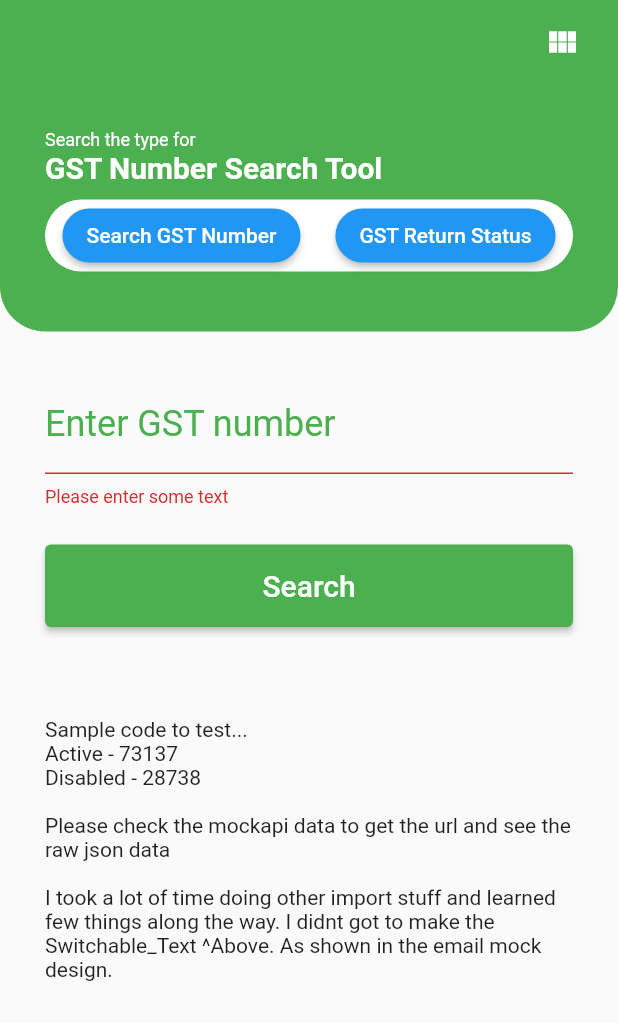
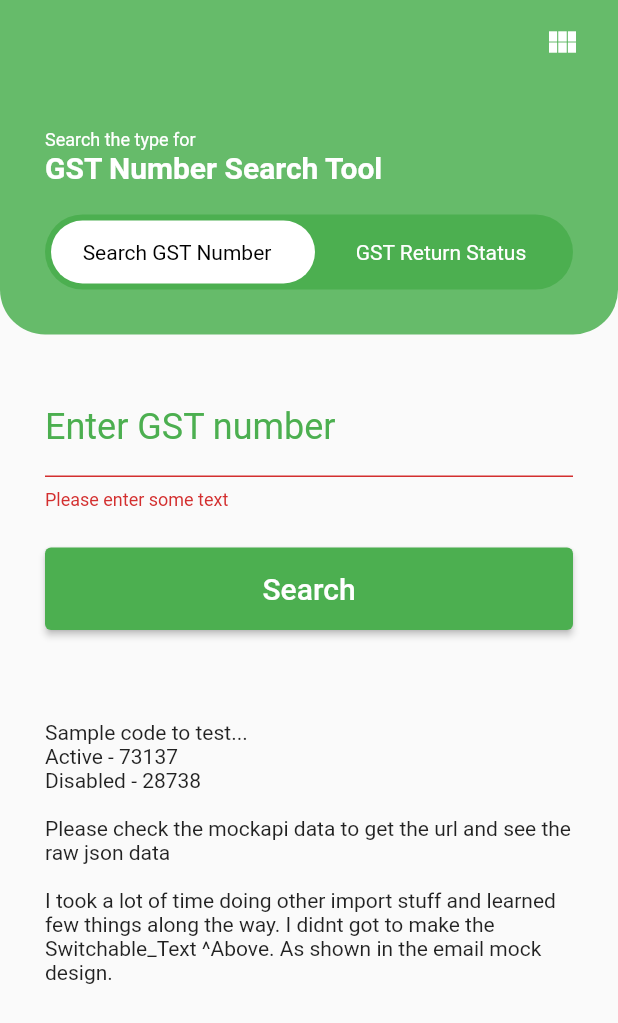
Before and after one commit to dishankjindal1/Flutter_GstinCheck, a Flutter app: the screen it shows after launch, after a tap on "Search", on a phone screen of 412 x 824 dp. Shown: the top 1023 px of the screen. Run offline on Flutter 3.47's test engine with Material 2 defaults, Android fonts, the phone set to English and light mode, and no system bars; our stand-ins replace localstorage.

Commit message:
Ui/Ux: implemented the slider_button_widget.dart to work properly.

```diff
--- a/lib/view/screens/home_screen.dart
+++ b/lib/view/screens/home_screen.dart
@@ -1,4 +1,5 @@
 import 'package:flutter/material.dart';
+import 'package:gstsampleproject/view/widgets/slider_button_widget.dart';
 import 'package:gstsampleproject/view_model/gst_view_model.dart';
 import 'package:provider/provider.dart';
 
@@ -11,12 +12,15 @@ class HomeScreen extends StatefulWidget {
 
 class _HomeScreenState extends State<HomeScreen> {
   final GlobalKey<FormState> _formKey = GlobalKey<FormState>();
+  final TextEditingController _textEditingController = TextEditingController();
+  bool _selectorIndexButtonSwitch = true;
+
   @override
   Widget build(BuildContext context) {
-    String? gstin;
+
     return Scaffold(
       appBar: AppBar(
-        backgroundColor: Colors.green,
+        backgroundColor: Colors.green[400],
         elevation: 0,
         actions: [
           Padding(
@@ -35,7 +39,7 @@ class _HomeScreenState extends State<HomeScreen> {
                 decoration: BoxDecoration(
                   borderRadius:
                       BorderRadius.vertical(bottom: Radius.circular(30)),
-                  color: Colors.green,
+                  color: Colors.green[400],
                 ),
                 child: Column(
                   crossAxisAlignment: CrossAxisAlignment.stretch,
@@ -51,39 +55,12 @@ class _HomeScreenState extends State<HomeScreen> {
                           color: Colors.white,
                           fontWeight: FontWeight.bold),
                     ),
-                    SizedBox(height: 10),
-                    Container(
-                      decoration: BoxDecoration(
-                        color: Colors.white,
-                        borderRadius: BorderRadius.circular(25),
-                      ),
-                      child: Row(
-                        mainAxisAlignment: MainAxisAlignment.spaceAround,
-                        children: [
-                          ElevatedButton(
-                            onPressed: () {},
-                            style: ButtonStyle(
-                                shape: MaterialStateProperty.all<
-                                        RoundedRectangleBorder>(
-                                    RoundedRectangleBorder(
-                                        borderRadius:
-                                            BorderRadius.circular(25)))),
-                            child: Text("Search GST Number"),
-                          ),
-                          ElevatedButton(
-                            onPressed: () async {},
-                            style: ButtonStyle(
-                                shape: MaterialStateProperty.all<
-                                        RoundedRectangleBorder>(
-                                    RoundedRectangleBorder(
-                                        borderRadius:
-                                            BorderRadius.circular(25)))),
-                            child: Text("GST Return Status"),
-                          ),
-                        ],
-                      ),
-                    ),
-                    SizedBox(height: 10)
+                    SizedBox(height: 20),
+                    GestureDetector(onTap: () {
+                      setState(() {
+                        _selectorIndexButtonSwitch = !_selectorIndexButtonSwitch;
+                      });
+                    },child: sliderButtonWidget(context, _selectorIndexButtonSwitch)),
                   ],
                 ),
               ),
@@ -95,19 +72,19 @@ class _HomeScreenState extends State<HomeScreen> {
                     child: Column(
                       children: [
                         TextFormField(
+                          controller: _textEditingController,
                           decoration: InputDecoration(
                             labelStyle:
                                 TextStyle(fontSize: 24, color: Colors.green),
-                            labelText: "Enter GST number",
-                            hintText: "Ex 06AFQPJ1959L1ZV",
+                            labelText: 'Enter GST number',
+                            hintText: 'Ex 06AFQPJ1959L1ZV',
                             hintStyle: TextStyle(color: Colors.grey),
                             fillColor: Colors.white10,
                           ),
                           validator: (value) {
                             if (value == null || value.isEmpty) {
-                              return "Please enter some text";
+                              return 'Please enter some text';
                             }
-                            gstin = value;
                           },
                         ),
                         SizedBox(height: 25),
@@ -117,7 +94,9 @@ class _HomeScreenState extends State<HomeScreen> {
                               padding: EdgeInsets.symmetric(vertical: 16)),
                           onPressed: () async {
                             if (_formKey.currentState!.validate()) {
-                              Provider.of<GstViewModel>(context, listen: false).getGstDetails(gstin);
+                              Provider.of<GstViewModel>(context, listen: false)
+                                  .getGstDetails(_textEditingController.text);
+                              _textEditingController.clear();
                               Navigator.pushNamed(context, '/details');
                             }
                           },
--- /dev/null
+++ b/lib/view/widgets/slider_button_widget.dart
@@ -0,0 +1,61 @@
+import 'package:flutter/material.dart';
+
+Widget sliderButtonWidget(BuildContext context, bool boolValue) {
+  double width = MediaQuery.of(context).size.width - 60;
+  bool _alignment = boolValue;
+
+  return Stack(
+    alignment: Alignment.centerLeft,
+    children: [
+      Container(
+        width: width,
+        height: 50,
+        decoration: BoxDecoration(
+            color: Colors.green[500], borderRadius: BorderRadius.circular(50)),
+        child: null,
+      ),
+      AnimatedAlign(
+        alignment: _alignment ? Alignment(-1.0, 0.0) : Alignment(1.0, 0.0),
+        duration: Duration(
+          milliseconds: 250,
+        ),
+        curve: Curves.linear,
+        child: Padding(
+          padding: const EdgeInsets.all(4.0),
+          child: Container(
+            child: null,
+            width: width / 2,
+            height: 42,
+            decoration: BoxDecoration(
+                color: Colors.white,
+                borderRadius: BorderRadius.circular(50)),
+          ),
+        ),
+      ),
+      Align(
+        alignment: Alignment(-1.0, 0.0),
+        child: Container(
+          alignment: Alignment.center,
+          width: width / 2,
+          height: 42,
+          child: Text(
+            'Search GST Number',
+            style: TextStyle(color: _alignment ? Colors.black : Colors.white),
+          ),
+        ),
+      ),
+      Align(
+        alignment: Alignment(1.0, 0.0),
+        child: Container(
+          alignment: Alignment.center,
+          width: width / 2,
+          height: 31,
+          child: Text(
+            'GST Return Status',
+            style: TextStyle(color: _alignment ? Colors.white : Colors.black),
+          ),
+        ),
+      ),
+    ],
+  );
+}
```
Also changed, not shown: 2 other files.
